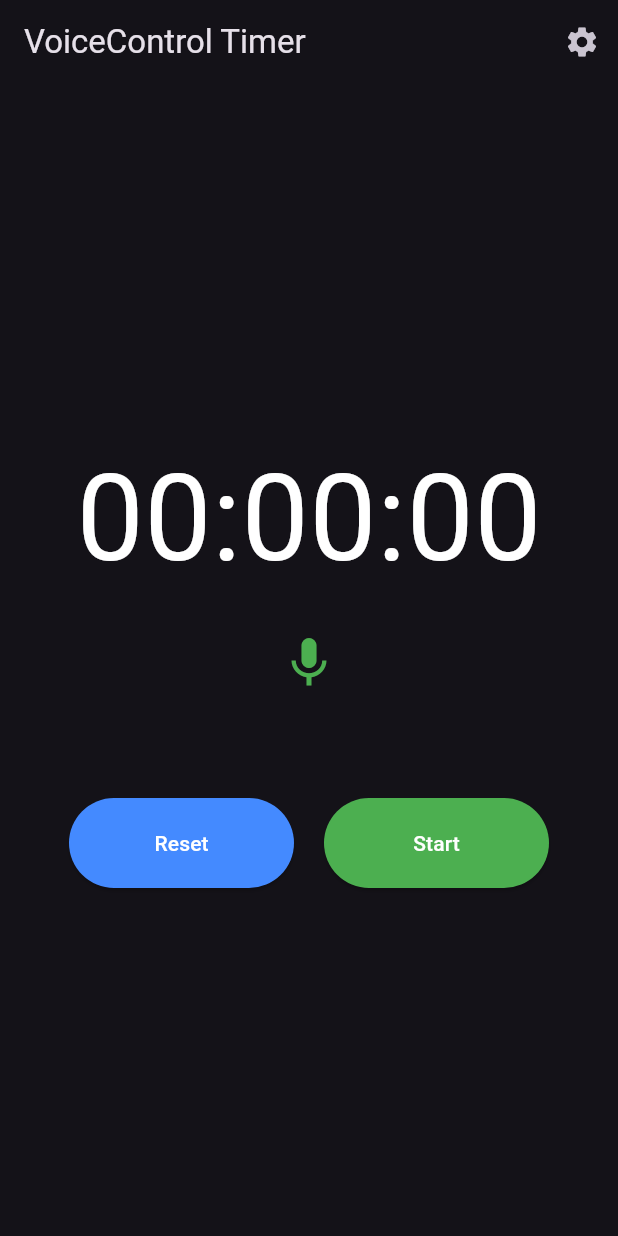
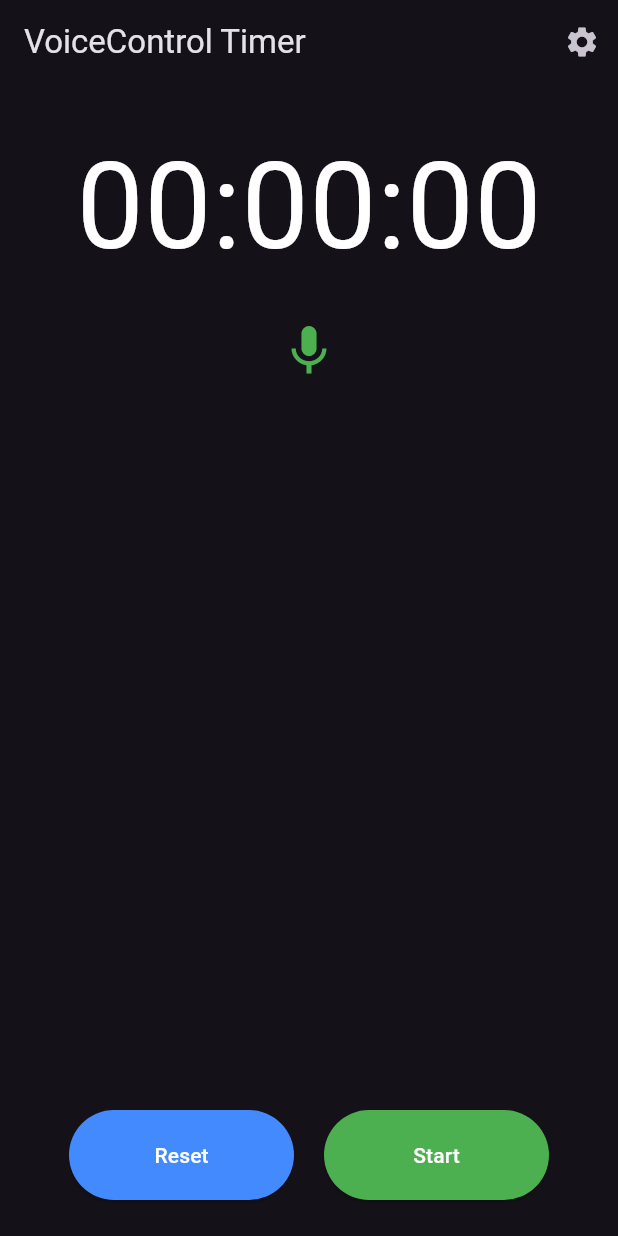
Before and after one commit to alexsvtmdev/vcstopwatch, a Flutter app: the screen it shows after launch, on a phone screen of 412 x 824 dp. Run offline on Flutter 3.47's test engine with Material 3 defaults, Android fonts, the phone set to English and light mode, and no system bars; our stand-ins replace flutter_tts, shared_preferences; missing offline and left inert: vosk_flutter_2.

Commit message:
design change 1

```diff
--- a/lib/main.dart
+++ b/lib/main.dart
@@ -44,11 +44,6 @@
     "timer",
     "zero",
     "completed",
-    "ten",
-    "twenty",
-    "thirty",
-    "forty",
-    "fifty",
     "one",
     "two",
     "three",
@@ -58,6 +53,11 @@
     "seven",
     "eight",
     "nine",
+    "ten",
+    "twenty",
+    "thirty",
+    "forty",
+    "fifty",
   ];
 
   // grammarList – объединение commandWords и ignoreWords.
@@ -408,23 +408,25 @@
           ),
         ],
       ),
-      body: Center(
+      body: Padding(
+        padding: const EdgeInsets.symmetric(horizontal: 16.0, vertical: 24.0),
         child: Column(
-          mainAxisAlignment: MainAxisAlignment.center,
+          mainAxisAlignment: MainAxisAlignment.spaceBetween,
+          children: [
+            // Верхняя группа: часы, индикатор и распознанный текст.
+            Column(
               children: [
                 Text(
                   formattedTime,
                   style: const TextStyle(fontSize: 80, color: Colors.white),
                 ),
                 const SizedBox(height: 20),
-            // Индикатор голосового распознавания.
                 Icon(
                   voiceRecognitionActive ? Icons.mic : Icons.mic_off,
                   color: voiceRecognitionActive ? Colors.green : Colors.red,
                   size: 40,
                 ),
                 const SizedBox(height: 10),
-            // Фиксированное место для отображения распознанного текста.
                 SizedBox(
                   height: 20,
                   child: Center(
@@ -433,7 +435,9 @@
                       style: TextStyle(
                         fontSize: 16,
                         color:
-                        _displayedVoiceIsCommand ? Colors.green : Colors.orange,
+                            _displayedVoiceIsCommand
+                                ? Colors.green
+                                : Colors.orange,
                         fontWeight:
                             _displayedVoiceIsCommand
                                 ? FontWeight.bold
@@ -442,8 +446,9 @@
                     ),
                   ),
                 ),
-            const SizedBox(height: 40),
-            // Ручное управление таймером.
+              ],
+            ),
+            // Нижняя группа: кнопки управления таймером.
             Row(
               mainAxisAlignment: MainAxisAlignment.center,
               children: [
```
Lines whose indentation alone changed are shown as unchanged.
